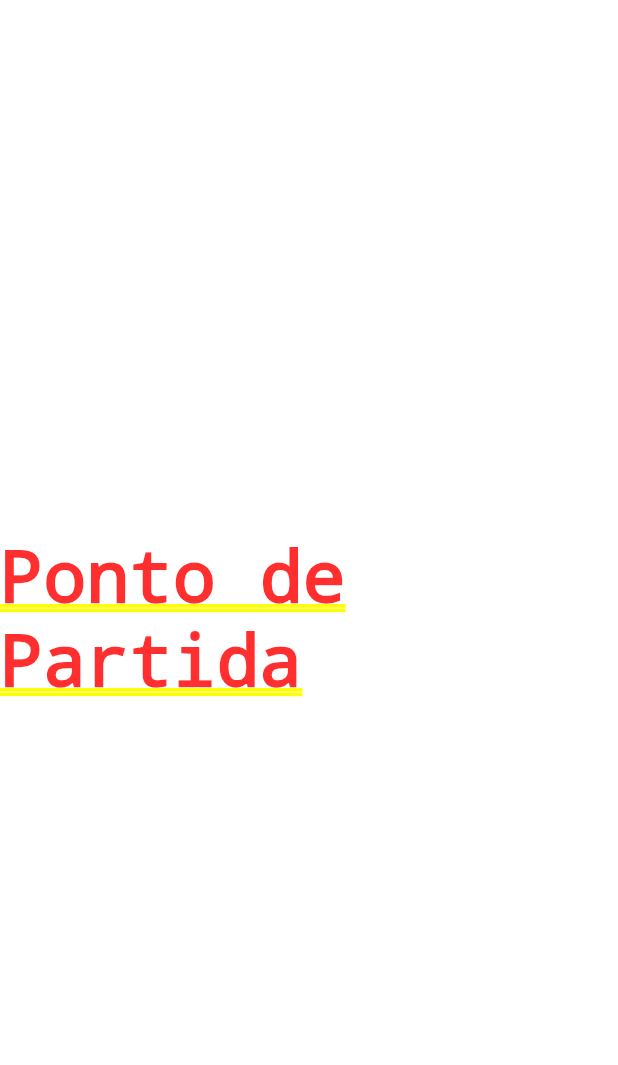
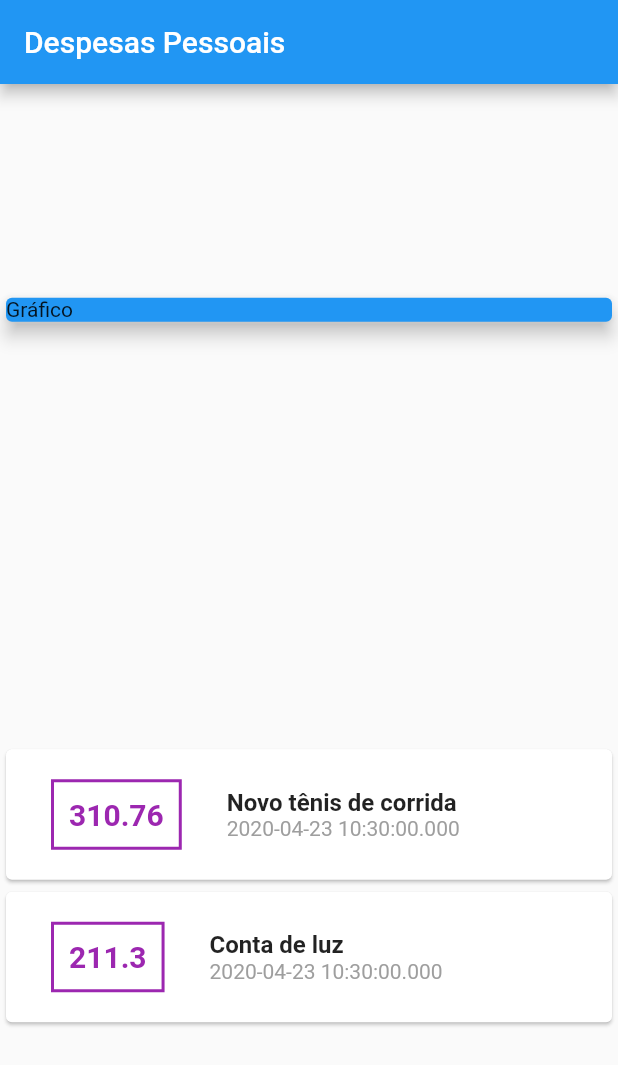
Before and after one commit to guilhermtorres/despesas_pessoais, a Flutter app: the screen it shows after launch, on a phone screen of 412 x 824 dp. Shown: the top 1065 px of the screen. Run offline on Flutter 3.47's test engine with Material 2 defaults, Android fonts, the phone set to English and light mode, and no system bars.

Commit message:
Implementações de visual e classe transação

```diff
--- a/lib/main.dart
+++ b/lib/main.dart
@@ -1,3 +1,4 @@
+import 'package:despesas_pessoais/models/transacoes.dart';
 import 'package:flutter/material.dart';
 
 main() => runApp(DespesasApp());
@@ -10,8 +11,71 @@ class DespesasApp extends StatelessWidget {
 }
 
 class MinhaPaginaInicial extends StatelessWidget {
+  final _transacoes = [
+    Transacao(
+      id: 't1',
+      title: 'Novo tênis de corrida',
+      value: 310.76,
+      date: DateTime.now(),
+    ),
+    Transacao(
+      id: 't2',
+      title: 'Conta de luz',
+      value: 211.30,
+      date: DateTime.now(),
+    ),
+  ];
+
   @override
   Widget build(BuildContext context) {
-    return Center(child: Text('Ponto de Partida'));
+    return Scaffold(
+      appBar: AppBar(
+        title: Text('Despesas Pessoais'),
+      ),
+      body: Column(
+        mainAxisAlignment: MainAxisAlignment.spaceAround,
+        crossAxisAlignment: CrossAxisAlignment.stretch,
+        children: <Widget>[
+          Container(
+            child: Card(
+              color: Colors.blue,
+              child: Text('Gráfico'),
+              elevation: 5,
+            ),
+          ),
+          Column(
+            children: _transacoes.map((tr) {
+              return Card(
+                child: Row(children: <Widget>[
+                  Container(
+                      margin: EdgeInsets.symmetric(horizontal: 30, vertical: 20),
+                      decoration: BoxDecoration(border: Border.all(color: Colors.purple, width: 2)),
+                      padding: EdgeInsets.all(10),
+                      child: Text(
+                        tr.value.toString(),
+                        style: TextStyle(
+                          fontWeight: FontWeight.bold,
+                          fontSize: 20,
+                          color: Colors.purple,
+                        ),
+                      )),
+                  Column(crossAxisAlignment: CrossAxisAlignment.start, children: <Widget>[
+                    Text(
+                      tr.title,
+                      style: TextStyle(
+                        fontWeight: FontWeight.bold,
+                        fontSize: 16,
+                      ),
+                      textAlign: TextAlign.center,
+                    ),
+                    Text(tr.date.toString(), style: TextStyle(color: Colors.grey)),
+                  ])
+                ]),
+              );
+            }).toList(),
+          )
+        ],
+      ),
+    );
   }
 }
--- /dev/null
+++ b/lib/models/transacoes.dart
@@ -0,0 +1,15 @@
+import 'package:flutter/foundation.dart';
+
+class Transacao {
+  final String id;
+  final String title;
+  final double value;
+  final DateTime date;
+
+  Transacao({
+    @required this.id,
+    @required this.title,
+    @required this.value,
+    @required this.date,
+  });
+}
--- a/pubspec.yaml
+++ b/pubspec.yaml
@@ -14,7 +14,7 @@ description: A new Flutter project.
 version: 1.0.0+1
 
 environment:
-  sdk: ">=2.1.0 <3.0.0"
+  sdk: ">=2.3.0 <3.0.0"
 
 dependencies:
   flutter:
```
